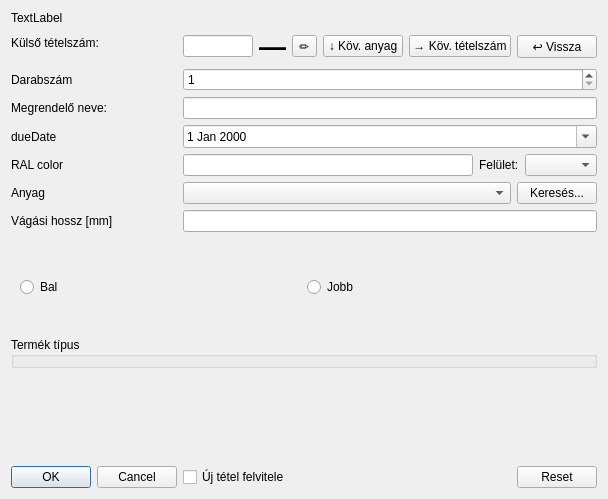
The window that view/dialog/input/addinputdialog.ui (horvathzoltan/cutplannerpro) describes before a commit, drawn with Qt 5.
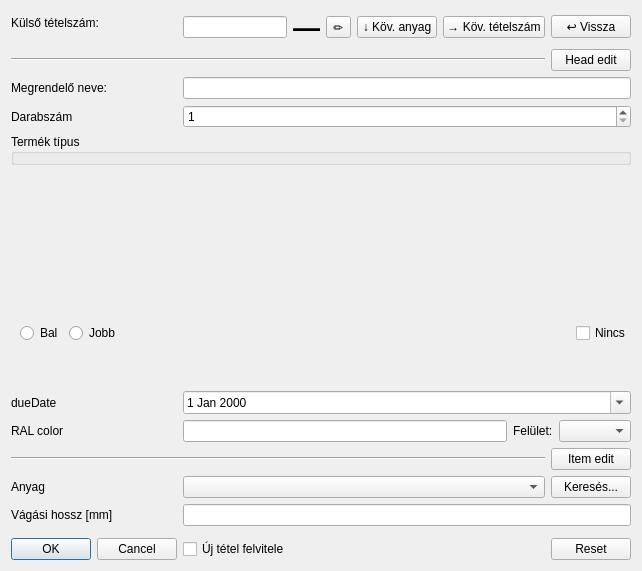
The same window after the commit.

```diff
--- a/view/dialog/input/addinputdialog.ui
+++ b/view/dialog/input/addinputdialog.ui
@@ -6,21 +6,26 @@
    <rect>
     <x>0</x>
     <y>0</y>
-    <width>608</width>
-    <height>499</height>
+    <width>642</width>
+    <height>571</height>
    </rect>
   </property>
+  <property name="sizePolicy">
+   <sizepolicy hsizetype="Expanding" vsizetype="Preferred">
+    <horstretch>1</horstretch>
+    <verstretch>0</verstretch>
+   </sizepolicy>
+  </property>
+  <property name="minimumSize">
+   <size>
+    <width>0</width>
+    <height>0</height>
+   </size>
+  </property>
   <property name="windowTitle">
    <string>Dialog</string>
   </property>
   <layout class="QFormLayout" name="formLayout">
-   <item row="3" column="0" colspan="2">
-    <widget class="QLabel" name="label_ContextMode">
-     <property name="text">
-      <string>TextLabel</string>
-     </property>
-    </widget>
-   </item>
    <item row="4" column="0">
     <widget class="QLabel" name="label_ref">
      <property name="text">
@@ -35,6 +40,18 @@
      </item>
      <item>
       <widget class="QLabel" name="lblReferenceBig">
+       <property name="sizePolicy">
+        <sizepolicy hsizetype="Preferred" vsizetype="Minimum">
+         <horstretch>0</horstretch>
+         <verstretch>0</verstretch>
+        </sizepolicy>
+       </property>
+       <property name="minimumSize">
+        <size>
+         <width>0</width>
+         <height>32</height>
+        </size>
+       </property>
        <property name="font">
         <font>
          <pointsize>20</pointsize>
@@ -76,19 +93,23 @@
      </item>
     </layout>
    </item>
-   <item row="5" column="0">
-    <widget class="QLabel" name="label_2">
-     <property name="text">
-      <string>Darabszám</string>
-     </property>
-    </widget>
-   </item>
-   <item row="5" column="1">
-    <widget class="QSpinBox" name="spinQuantity">
-     <property name="minimum">
-      <number>1</number>
-     </property>
-    </widget>
+   <item row="5" column="0" colspan="2">
+    <layout class="QHBoxLayout" name="horizontalLayout_4" stretch="1,0">
+     <item>
+      <widget class="Line" name="line">
+       <property name="orientation">
+        <enum>Qt::Orientation::Horizontal</enum>
+       </property>
+      </widget>
+     </item>
+     <item>
+      <widget class="QPushButton" name="btnEditHead">
+       <property name="text">
+        <string>Head edit</string>
+       </property>
+      </widget>
+     </item>
+    </layout>
    </item>
    <item row="6" column="0">
     <widget class="QLabel" name="label_owner">
@@ -101,27 +122,57 @@
     <widget class="QLineEdit" name="editOwner"/>
    </item>
    <item row="7" column="0">
+    <widget class="QLabel" name="label_2">
+     <property name="text">
+      <string>Darabszám</string>
+     </property>
+    </widget>
+   </item>
+   <item row="7" column="1">
+    <widget class="QSpinBox" name="spinQuantity">
+     <property name="minimum">
+      <number>1</number>
+     </property>
+    </widget>
+   </item>
+   <item row="8" column="0" colspan="2">
+    <widget class="QGroupBox" name="groupBox_productType">
+     <property name="title">
+      <string>Termék típus</string>
+     </property>
+    </widget>
+   </item>
+   <item row="10" column="0" colspan="2">
+    <widget class="QStackedWidget" name="stackedWidget_stackSubtype">
+     <property name="currentIndex">
+      <number>1</number>
+     </property>
+     <widget class="QWidget" name="page"/>
+     <widget class="QWidget" name="page_2"/>
+    </widget>
+   </item>
+   <item row="15" column="0">
     <widget class="QLabel" name="label_4">
      <property name="text">
       <string>dueDate</string>
      </property>
     </widget>
    </item>
-   <item row="7" column="1">
+   <item row="15" column="1">
     <widget class="QDateEdit" name="editDueDate">
      <property name="calendarPopup">
       <bool>true</bool>
      </property>
     </widget>
    </item>
-   <item row="8" column="0">
+   <item row="16" column="0">
     <widget class="QLabel" name="label_5">
      <property name="text">
       <string>RAL color</string>
      </property>
     </widget>
    </item>
-   <item row="8" column="1">
+   <item row="16" column="1">
     <layout class="QHBoxLayout" name="horizontalLayout_3">
      <item>
       <widget class="QLineEdit" name="edit_Color"/>
@@ -138,14 +189,32 @@
      </item>
     </layout>
    </item>
-   <item row="10" column="0">
+   <item row="18" column="0" colspan="2">
+    <layout class="QHBoxLayout" name="horizontalLayout_2" stretch="1,0">
+     <item>
+      <widget class="Line" name="line_2">
+       <property name="orientation">
+        <enum>Qt::Orientation::Horizontal</enum>
+       </property>
+      </widget>
+     </item>
+     <item>
+      <widget class="QPushButton" name="btnEditItem">
+       <property name="text">
+        <string>Item edit</string>
+       </property>
+      </widget>
+     </item>
+    </layout>
+   </item>
+   <item row="19" column="0">
     <widget class="QLabel" name="label_3">
      <property name="text">
       <string>Anyag</string>
      </property>
     </widget>
    </item>
-   <item row="10" column="1">
+   <item row="19" column="1">
     <layout class="QHBoxLayout" name="horizontalLayout" stretch="1,0">
      <item>
       <widget class="QComboBox" name="comboMaterial"/>
@@ -159,83 +228,20 @@
      </item>
     </layout>
    </item>
-   <item row="11" column="0">
+   <item row="20" column="0">
     <widget class="QLabel" name="label">
      <property name="text">
       <string>Vágási hossz [mm]</string>
      </property>
     </widget>
    </item>
-   <item row="11" column="1">
+   <item row="20" column="1">
     <widget class="QLineEdit" name="editLength"/>
    </item>
-   <item row="12" column="0" colspan="2">
+   <item row="21" column="0" colspan="2">
     <layout class="QHBoxLayout" name="layout_colorPreview"/>
    </item>
-   <item row="13" column="0" colspan="2">
-    <widget class="QStackedWidget" name="stackHandlerSide">
-     <widget class="QWidget" name="pageRadio">
-      <layout class="QHBoxLayout">
-       <item>
-        <widget class="QRadioButton" name="radioLeft">
-         <property name="text">
-          <string>Bal</string>
-         </property>
-        </widget>
-       </item>
-       <item>
-        <widget class="QRadioButton" name="radioRight">
-         <property name="text">
-          <string>Jobb</string>
-         </property>
-        </widget>
-       </item>
-      </layout>
-     </widget>
-     <widget class="QWidget" name="pageSlider">
-      <layout class="QHBoxLayout">
-       <item>
-        <widget class="QLabel" name="labelLeftValue">
-         <property name="text">
-          <string>0</string>
-         </property>
-        </widget>
-       </item>
-       <item>
-        <widget class="QSlider" name="sliderHandler">
-         <property name="orientation">
-          <enum>Qt::Orientation::Horizontal</enum>
-         </property>
-        </widget>
-       </item>
-       <item>
-        <widget class="QLabel" name="labelRightValue">
-         <property name="text">
-          <string>0</string>
-         </property>
-        </widget>
-       </item>
-      </layout>
-     </widget>
-    </widget>
-   </item>
-   <item row="15" column="0" colspan="2">
-    <widget class="QGroupBox" name="groupBox_productType">
-     <property name="title">
-      <string>Termék típus</string>
-     </property>
-    </widget>
-   </item>
-   <item row="19" column="0" colspan="2">
-    <widget class="QStackedWidget" name="stackedWidget_stackSubtype">
-     <property name="currentIndex">
-      <number>1</number>
-     </property>
-     <widget class="QWidget" name="page"/>
-     <widget class="QWidget" name="page_2"/>
-    </widget>
-   </item>
-   <item row="21" column="0">
+   <item row="30" column="0">
     <widget class="QDialogButtonBox" name="buttonBox">
      <property name="orientation">
       <enum>Qt::Orientation::Horizontal</enum>
@@ -245,7 +251,7 @@
      </property>
     </widget>
    </item>
-   <item row="21" column="1">
+   <item row="30" column="1">
     <layout class="QHBoxLayout" name="horizontalLayout_8">
      <item>
       <widget class="QCheckBox" name="chk_Repeat">
@@ -276,6 +282,77 @@
      </item>
     </layout>
    </item>
+   <item row="14" column="0" colspan="2">
+    <layout class="QHBoxLayout" name="horizontalLayout_5">
+     <item>
+      <widget class="QStackedWidget" name="stackHandlerSide">
+       <widget class="QWidget" name="pageRadio">
+        <layout class="QHBoxLayout">
+         <item>
+          <widget class="QRadioButton" name="radioLeft">
+           <property name="text">
+            <string>Bal</string>
+           </property>
+          </widget>
+         </item>
+         <item>
+          <widget class="QRadioButton" name="radioRight">
+           <property name="text">
+            <string>Jobb</string>
+           </property>
+          </widget>
+         </item>
+         <item>
+          <spacer name="horizontalSpacer_2">
+           <property name="orientation">
+            <enum>Qt::Orientation::Horizontal</enum>
+           </property>
+           <property name="sizeHint" stdset="0">
+            <size>
+             <width>40</width>
+             <height>20</height>
+            </size>
+           </property>
+          </spacer>
+         </item>
+        </layout>
+       </widget>
+       <widget class="QWidget" name="pageSlider">
+        <layout class="QHBoxLayout">
+         <item>
+          <widget class="QLabel" name="labelLeftValue">
+           <property name="text">
+            <string>0</string>
+           </property>
+          </widget>
+         </item>
+         <item>
+          <widget class="QSlider" name="sliderHandler">
+           <property name="orientation">
+            <enum>Qt::Orientation::Horizontal</enum>
+           </property>
+          </widget>
+         </item>
+         <item>
+          <widget class="QLabel" name="labelRightValue">
+           <property name="text">
+            <string>0</string>
+           </property>
+          </widget>
+         </item>
+        </layout>
+       </widget>
+      </widget>
+     </item>
+     <item>
+      <widget class="QCheckBox" name="chkUnknownSide">
+       <property name="text">
+        <string>Nincs</string>
+       </property>
+      </widget>
+     </item>
+    </layout>
+   </item>
   </layout>
  </widget>
  <tabstops>
```
Left out of the diff: 1 changed line with no effect on the pictures.
